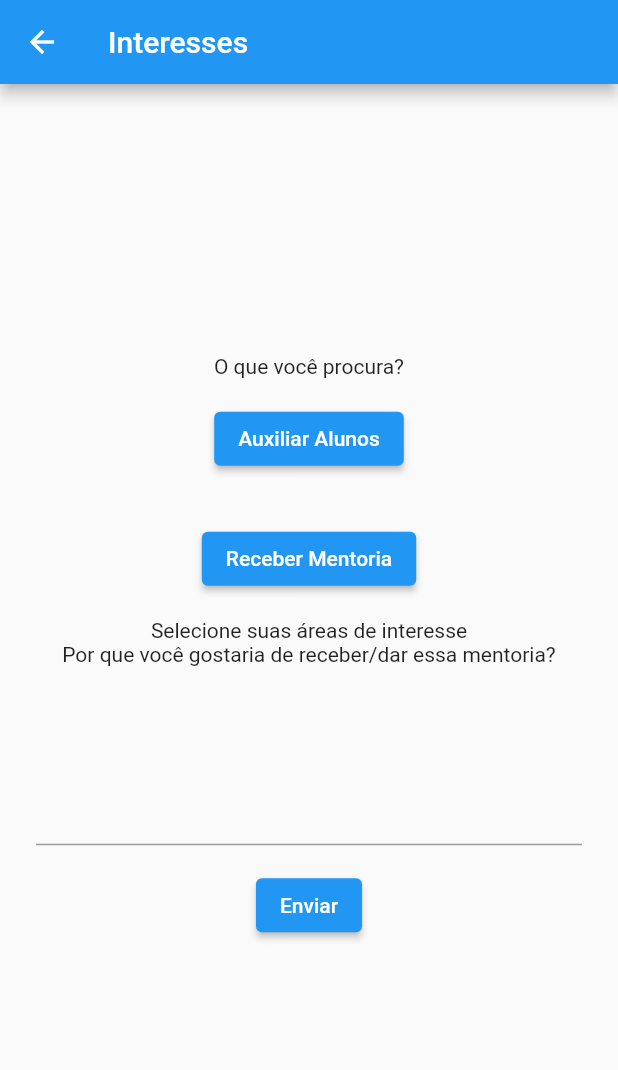
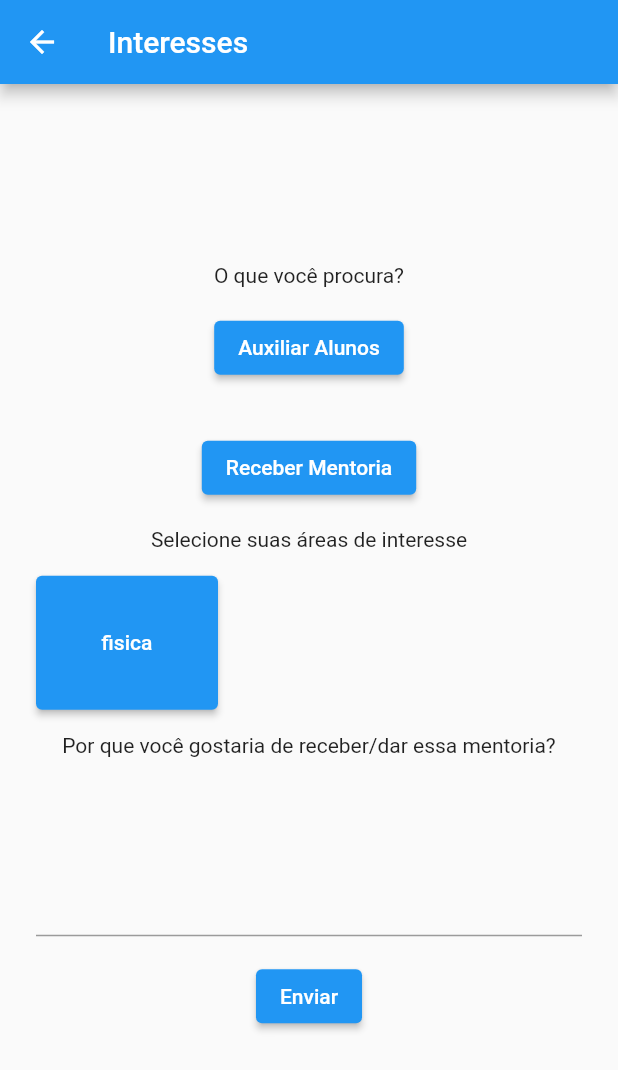
Before and after one commit to bacuarabrasil/krenak-app, a Flutter app: the OnboardingView screen opened by its route, after a tap on "Enviar", on a phone screen of 412 x 824 dp. Shown: the top 1070 px of the screen. Run offline on Flutter 3.47's test engine with Material 2 defaults, Android fonts, the phone set to English and light mode, and no system bars; our stand-ins replace dio, flutter_secure_storage; accounts and stored records are empty.

Commit message:
submit onboard
Co-authored-by: Alandouglas Mendes <alandgmendes@gmail.com>
Co-authored-by: Djorkaeff Alexandre <djorkaeff.unb@gmail.com>
Co-authored-by: Ícaro Oliveira <icarooliv2@gmail.com>

```diff
--- a/lib/App.dart
+++ b/lib/App.dart
@@ -19,7 +19,7 @@ class App extends StatelessWidget {
             if (snapshot.hasData) {
               var user = snapshot.data;
               if (user.access != null && user.refresh != null) {
-                return OnboardingView();
+                return HomeView();
               }
             }
             return LoginView();
@@ -27,7 +27,7 @@ class App extends StatelessWidget {
       routes: {
         '/login': (context) => new LoginView(),
         '/register': (context) => new RegisterView(),
-        '/home': (context) => new OnboardingView(),
+        '/home': (context) => new HomeView(),
         '/profile': (context) => new ProfileView(),
         '/onboarding': (context) => new OnboardingView()
       },
--- /dev/null
+++ b/lib/Scenes/Onboarding/Onboarding.dart
@@ -0,0 +1,10 @@
+import 'package:krenak/Scenes/Onboarding/Interest.dart';
+
+class Onboarding {
+  String resume;
+  String enrollmentType;
+  int enrollee;
+  List<int> interests;
+
+  Onboarding({this.resume, this.enrollmentType, this.enrollee, this.interests});
+}
--- a/lib/Scenes/Onboarding/OnboardingView.dart
+++ b/lib/Scenes/Onboarding/OnboardingView.dart
@@ -1,9 +1,11 @@
 import 'package:flutter/material.dart';
 import 'package:krenak/Scenes/Onboarding/Interest.dart';
+import 'package:krenak/Scenes/Onboarding/Onboarding.dart';
 
 import 'package:krenak/Scenes/Profile/Profile.dart';
 import 'package:krenak/Services/Request/InterestRequest.dart';
 import 'package:krenak/Services/Request/MeRequest.dart';
+import 'package:krenak/Services/Request/PreferencesRequest.dart';
 
 class OnboardingView extends StatefulWidget {
   @override
@@ -13,12 +15,15 @@ class OnboardingView extends StatefulWidget {
 }
 
 class OnboardingViewState extends State<OnboardingView> {
+  final _formkey = GlobalKey<FormState>();
+
   @override
   void initState() {
     super.initState();
+    onboarding.interests = [];
 
-    var interests = InterestRequest().execute();
-    interests.then(handleRequest);
+    // var interests = InterestRequest().execute();
+    // interests.then(handleRequest);
   }
 
   handleRequest(value) {
@@ -27,7 +32,8 @@ class OnboardingViewState extends State<OnboardingView> {
     });
   }
 
-  List<Interest> interests = [];
+  List<Interest> interests = [Interest(description: "fisica", id: 1)];
+  Onboarding onboarding = Onboarding();
 
   @override
   Widget build(BuildContext context) {
@@ -37,6 +43,8 @@ class OnboardingViewState extends State<OnboardingView> {
         ),
         body: Container(
             margin: const EdgeInsets.all(24.0),
+            child: Form(
+                key: _formkey,
                 child: Column(
                     crossAxisAlignment: CrossAxisAlignment.center,
                     mainAxisAlignment: MainAxisAlignment.center,
@@ -45,14 +53,18 @@ class OnboardingViewState extends State<OnboardingView> {
                       Padding(
                         padding: const EdgeInsets.symmetric(vertical: 16.0),
                         child: ElevatedButton(
-                      onPressed: () {},
+                          onPressed: () {
+                            onboarding.enrollmentType = 'MTR';
+                          },
                           child: Text('Auxiliar Alunos'),
                         ),
                       ),
                       Padding(
                         padding: const EdgeInsets.symmetric(vertical: 16.0),
                         child: ElevatedButton(
-                      onPressed: () {},
+                          onPressed: () {
+                            onboarding.enrollmentType = 'MTE';
+                          },
                           child: Text('Receber Mentoria'),
                         ),
                       ),
@@ -65,20 +77,34 @@ class OnboardingViewState extends State<OnboardingView> {
                               scrollDirection: Axis.vertical,
                               shrinkWrap: true,
                               children: interests
-                              .map((e) => Text(e.description))
+                                  .map((e) => Padding(
+                                        padding: const EdgeInsets.symmetric(
+                                            vertical: 16.0),
+                                        child: ElevatedButton(
+                                            onPressed: () {
+                                              onboarding.interests.add(e.id);
+                                            },
+                                            child: Text(e.description)),
+                                      ))
                                   .toList())),
-                  Text("Por que você gostaria de receber/dar essa mentoria?"),
+                      Text(
+                          "Por que você gostaria de receber/dar essa mentoria?"),
                       TextFormField(
                         maxLines: 5,
-                    onSaved: (String value) {},
+                        onSaved: (String value) {
+                          onboarding.resume = value;
+                        },
                       ),
                       Padding(
                         padding: const EdgeInsets.symmetric(vertical: 16.0),
                         child: ElevatedButton(
-                      onPressed: () {},
+                          onPressed: () async {
+                            _formkey.currentState.save();
+                            await PreferencesRequest().execute(onboarding);
+                          },
                           child: Text('Enviar'),
                         ),
                       )
-                ])));
+                    ]))));
   }
 }
--- /dev/null
+++ b/lib/Services/Request/PreferencesRequest.dart
@@ -0,0 +1,31 @@
+import 'dart:convert';
+
+import 'package:dio/dio.dart';
+
+import 'package:krenak/Scenes/Login/Login.dart';
+import 'package:krenak/Scenes/Onboarding/Onboarding.dart';
+import 'package:krenak/Services/Response/LoginResponse.dart';
+
+import 'SessionRequest.dart';
+
+class PreferencesRequest {
+  Future<void> execute(Onboarding onboarding) async {
+    Dio dio = new Dio();
+    var session = await SessionRequest().execute();
+    var access = session.access;
+    dio.options.headers['authorization'] = 'Bearer $access';
+
+    Response response = await dio
+        .post('https://644236199a13.ngrok.io/api/v1/enrollments', data: {
+      'resume': onboarding.resume,
+      'enrollment_type': onboarding.enrollmentType,
+      'enrollee': session.id,
+      'interests': onboarding.interests
+    });
+    if (response.statusCode < 300) {
+      return;
+    } else {
+      throw Exception('Unable to perform request!');
+    }
+  }
+}
--- a/lib/Services/Request/SessionRequest.dart
+++ b/lib/Services/Request/SessionRequest.dart
@@ -2,15 +2,12 @@ import 'package:flutter_secure_storage/flutter_secure_storage.dart';
 import 'package:krenak/Services/Response/LoginResponse.dart';
 
 class SessionRequest {
-
   Future<LoginResponse> execute() async {
     FlutterSecureStorage storage = FlutterSecureStorage();
     var access = await storage.read(key: 'access');
     var refresh = await storage.read(key: 'refresh');
+    var id = await storage.read(key: 'id');
     return LoginResponse(
-      access: access,
-      refresh: refresh,
-    );
+        access: access, refresh: refresh, id: int.parse(id ?? "1"));
   }
-
 }
--- a/lib/Services/Response/LoginResponse.dart
+++ b/lib/Services/Response/LoginResponse.dart
@@ -1,14 +1,12 @@
 class LoginResponse {
-
   final String refresh;
   final String access;
+  final int id;
 
-  LoginResponse({this.refresh, this.access});
+  LoginResponse({this.refresh, this.access, this.id});
 
   factory LoginResponse.fromJson(Map<String, dynamic> json) {
     return LoginResponse(
-      refresh: json['refresh'],
-      access: json['access']
-    );
+        refresh: json['refresh'], access: json['access'], id: json['id']);
   }
 }
--- a/lib/Services/Store/SessionStore.dart
+++ b/lib/Services/Store/SessionStore.dart
@@ -2,11 +2,10 @@ import 'package:flutter_secure_storage/flutter_secure_storage.dart';
 import 'package:krenak/Services/Response/LoginResponse.dart';
 
 class SessionStore {
-
   Future<void> execute(LoginResponse response) async {
     FlutterSecureStorage storage = FlutterSecureStorage();
     await storage.write(key: 'access', value: response.access);
     await storage.write(key: 'refresh', value: response.refresh);
+    await storage.write(key: 'id', value: response.id.toString());
   }
-
 }
```
Also changed, not shown: lib/Services/Request/RegisterRequest.dart (+7 -0 lines). Lines whose indentation alone changed are shown as unchanged.
